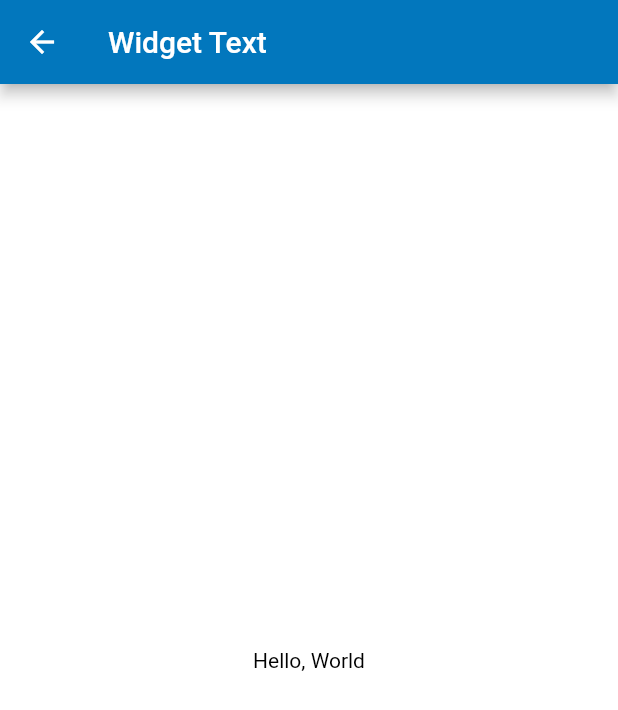
After one commit to JustinInCoding/FlutterCookbook, a Flutter app: the IntroductionToWidgets screen opened directly, after a tap on "Text", on a phone screen of 412 x 824 dp. The commit adds this screen. Shown: the top 710 px of the screen. Run offline on Flutter 3.47's test engine with Material 2 defaults, Android fonts, the phone set to English and light mode, and no system bars.

Commit message:
[add] Widget Text

```diff
--- a/lib/main.dart
+++ b/lib/main.dart
@@ -1,6 +1,7 @@
 import 'package:flutter/material.dart';
 import 'package:flutter_theme/myCustomForm.dart';
 import 'package:flutter_theme/tabPage.dart';
+import 'package:flutter_theme/userinterface/introductionWidgets.dart';
 
 import 'animation/animations.dart';
 
@@ -48,6 +49,16 @@ class MyHomePage extends StatelessWidget {
             padding: EdgeInsets.all(8.0),
             children: <Widget>[
               ListTile(
+                title: Text("User interface", style: TextStyle(color: Colors.black54),),
+                trailing: Icon(Icons.keyboard_arrow_right, color: Colors.black54,),
+                onTap: () {
+                  Navigator.push(
+                    context,
+                    MaterialPageRoute(builder: (context) => IntroductionToWidgets()),
+                  );
+                },
+              ),
+              ListTile(
                 title: Text("Animation", style: TextStyle(color: Colors.black54),),
                 trailing: Icon(Icons.keyboard_arrow_right, color: Colors.black54,),
                 onTap: () {
--- /dev/null
+++ b/lib/userinterface/introductionWidgets.dart
@@ -0,0 +1,35 @@
+import 'package:flutter/material.dart';
+import 'package:flutter_theme/userinterface/widgetText.dart';
+
+class IntroductionToWidgets extends StatelessWidget {
+
+  @override
+  Widget build(BuildContext context) {
+    return new Scaffold(
+      appBar: AppBar(
+        title: Text("Widgets"),
+      ),
+      body: Center(
+        child: new Container(
+          color: Theme.of(context).accentColor,
+          child: ListView(
+            padding: EdgeInsets.all(8.0),
+            children: [
+              ListTile(
+                title: Text("Text", style: TextStyle(color: Colors.black54),),
+                trailing: Icon(Icons.keyboard_arrow_right, color: Colors.black54,),
+                onTap: () {
+                  Navigator.push(
+                    context,
+                    MaterialPageRoute(builder: (context) => WidgetText()),
+                  );
+                },
+              ),
+            ],
+          ),
+        )
+      ),
+    );
+  }
+
+}
--- /dev/null
+++ b/lib/userinterface/widgetText.dart
@@ -0,0 +1,26 @@
+import 'package:flutter/material.dart';
+import 'package:flutter/widgets.dart';
+
+class WidgetText extends StatelessWidget {
+
+  @override
+  Widget build(BuildContext context) {
+    return Scaffold(
+      appBar: AppBar(
+        title: Text("Widget Text"),
+      ),
+      body: Container(
+        color: Theme.of(context).accentColor,
+        child: Center(
+          child: Text(
+            "Hello, World",
+            textDirection: TextDirection.ltr,
+            style: TextStyle(
+              color: Colors.black
+            ),
+          ),
+        ),
+      ),
+    );
+  }
+}
```
